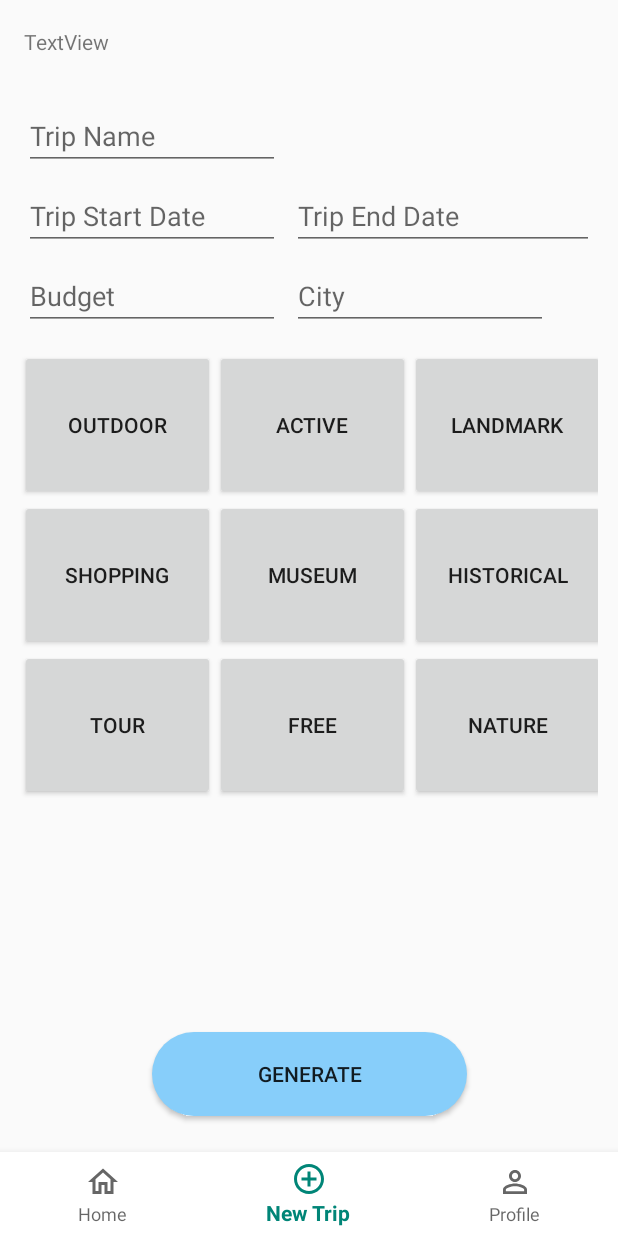
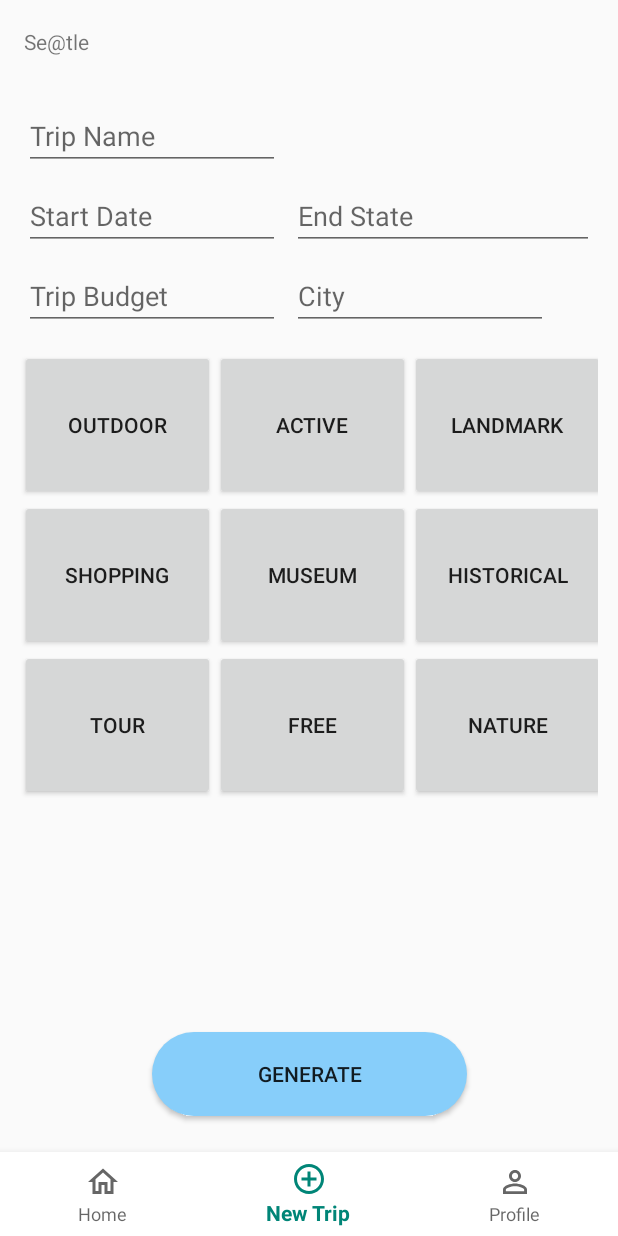
Before and after one commit to baes-of-fbu/Personalized-Itinerary-Generator-, an Android app: the MainActivity screen opened directly, with no data from a screen before it, item 2 of the bottom bar chosen, on a phone screen of 412 x 824 dp. Run offline under Robolectric (Android 15) with nearby library versions, the phone set to English and light mode, and no system bars; libraries missing offline, so code that uses them is left out: com.parse; pictures from the network do not load; 5 statements that could not run were skipped.

Commit message:
Updated String res file

```diff
--- a/app/src/main/res/layout/activity_main.xml
+++ b/app/src/main/res/layout/activity_main.xml
@@ -12,6 +12,7 @@
         android:layout_width="0dp"
         android:layout_height="wrap_content"
         app:layout_constraintEnd_toEndOf="parent"
+        app:layout_constraintHorizontal_bias="1.0"
         app:layout_constraintStart_toStartOf="parent"
         app:layout_constraintTop_toTopOf="parent">
 
@@ -22,7 +23,7 @@
             android:layout_marginStart="8dp"
             android:layout_marginTop="8dp"
             android:layout_marginBottom="8dp"
-            android:text="TextView"
+            android:text="@string/app_name"
             app:layout_constraintBottom_toTopOf="@+id/flContainer"
             app:layout_constraintEnd_toEndOf="@+id/toolbar"
             app:layout_constraintStart_toStartOf="@+id/toolbar"
--- a/app/src/main/res/layout/fragment_compose.xml
+++ b/app/src/main/res/layout/fragment_compose.xml
@@ -34,12 +34,13 @@
                 android:layout_marginTop="4dp"
                 android:layout_marginEnd="8dp"
                 android:ems="8"
-                android:hint="Trip Name"
+                android:hint="@string/trip_name"
                 android:inputType="textPersonName"
                 app:layout_constraintEnd_toEndOf="parent"
                 app:layout_constraintHorizontal_bias="0.0"
                 app:layout_constraintStart_toStartOf="parent"
-                app:layout_constraintTop_toTopOf="parent" />
+                app:layout_constraintTop_toTopOf="parent"
+                android:importantForAutofill="no" />
 
             <EditText
                 android:id="@+id/etStartDate"
@@ -48,7 +49,8 @@
                 android:layout_marginStart="8dp"
                 android:layout_marginTop="8dp"
                 android:ems="8"
-                android:hint="Trip Start Date "
+                android:hint="@string/start_date"
+                android:importantForAutofill="no"
                 android:inputType="date"
                 app:layout_constraintStart_toStartOf="parent"
                 app:layout_constraintTop_toBottomOf="@+id/etTripName" />
@@ -61,7 +63,7 @@
                 android:layout_marginTop="8dp"
                 android:layout_marginEnd="8dp"
                 android:ems="8"
-                android:hint="Trip End Date "
+                android:hint="@string/end_date"
                 android:inputType="date"
                 app:layout_constraintEnd_toEndOf="parent"
                 app:layout_constraintStart_toEndOf="@id/etStartDate"
@@ -74,7 +76,7 @@
                 android:layout_marginStart="8dp"
                 android:layout_marginTop="8dp"
                 android:ems="8"
-                android:hint="Budget"
+                android:hint="@string/budget"
                 android:inputType="numberDecimal"
                 app:layout_constraintStart_toStartOf="parent"
                 app:layout_constraintTop_toBottomOf="@+id/etStartDate" />
@@ -87,7 +89,7 @@
                 android:layout_marginTop="8dp"
                 android:layout_marginEnd="8dp"
                 android:ems="8"
-                android:hint="City"
+                android:hint="@string/city"
                 android:inputType="textCapWords"
                 app:layout_constraintEnd_toEndOf="parent"
                 app:layout_constraintHorizontal_bias="0.0"
--- a/app/src/main/res/layout/fragment_profile.xml
+++ b/app/src/main/res/layout/fragment_profile.xml
@@ -23,7 +23,7 @@
         android:layout_height="wrap_content"
         android:layout_marginStart="8dp"
         android:layout_marginEnd="8dp"
-        android:text="Username"
+        android:text="@string/username"
         android:textColor="@android:color/black"
         android:textStyle="bold"
         app:layout_constraintEnd_toEndOf="parent"
@@ -32,7 +32,7 @@
         app:layout_constraintTop_toTopOf="@+id/ivProfileImage" />
 
     <TextView
-        android:id="@+id/tvTravelDates"
+        android:id="@+id/tvHometown"
         android:layout_width="wrap_content"
         android:layout_height="wrap_content"
         android:layout_marginStart="8dp"
@@ -55,7 +55,7 @@
         app:layout_constraintEnd_toEndOf="parent"
         app:layout_constraintHorizontal_bias="0.0"
         app:layout_constraintStart_toEndOf="@+id/ivProfileImage"
-        app:layout_constraintTop_toBottomOf="@+id/tvTravelDates" />
+        app:layout_constraintTop_toBottomOf="@+id/tvHometown" />
 
     <androidx.constraintlayout.widget.ConstraintLayout
         android:id="@+id/constraintLayout3"
--- a/app/src/main/res/layout/fragment_trip_details.xml
+++ b/app/src/main/res/layout/fragment_trip_details.xml
@@ -34,7 +34,7 @@
             android:layout_marginStart="8dp"
             android:layout_marginTop="8dp"
             android:layout_marginEnd="8dp"
-            android:text="Trip Name "
+            android:text="@string/trip_name"
             app:layout_constraintEnd_toEndOf="parent"
             app:layout_constraintStart_toStartOf="parent"
             app:layout_constraintTop_toTopOf="parent" />
@@ -56,7 +56,7 @@
             android:layout_height="wrap_content"
             android:layout_marginStart="8dp"
             android:layout_marginEnd="8dp"
-            android:text="@string/app_name"
+            android:text="@string/username"
             android:textColor="@android:color/black"
             android:textStyle="bold"
             app:layout_constraintEnd_toEndOf="parent"
--- a/app/src/main/res/values/strings.xml
+++ b/app/src/main/res/values/strings.xml
@@ -1,5 +1,10 @@
 <resources>
-    <string name="app_name">TravelApp</string>
+    <string name="app_name">Se@tle</string>
+    <string name="username">Username</string>
+    <string name="password">Password</string>
+    <string name="email">Email</string>
+    <string name="login">Login</string>
+    <string name="signup">Sign Up</string>
     <string name="facebook_app_id">1086289015092130</string>
     <string name="fb_login_protocol_scheme">fb1086289015092130</string>
     <string name="select_state">Select your home state</string>
@@ -56,5 +61,11 @@
         <item>WI</item>
         <item>WY</item>
     </string-array>
+    <string name="back_btn_content_desc">Back Button</string>
     <string name="generate">Generate</string>
+    <string name="trip_name">Trip Name</string>
+    <string name="start_date">Start Date</string>
+    <string name="end_date">End State</string>
+    <string name="budget">Trip Budget</string>
+    <string name="city">City</string>
 </resources>
```
Also changed, not shown: app/src/main/res/layout/activity_login.xml (+5 -5 lines), app/src/main/res/layout/activity_sign_up.xml (+6 -5 lines), app/src/main/res/layout/item_post_profile.xml (added, +72 -0 lines).
